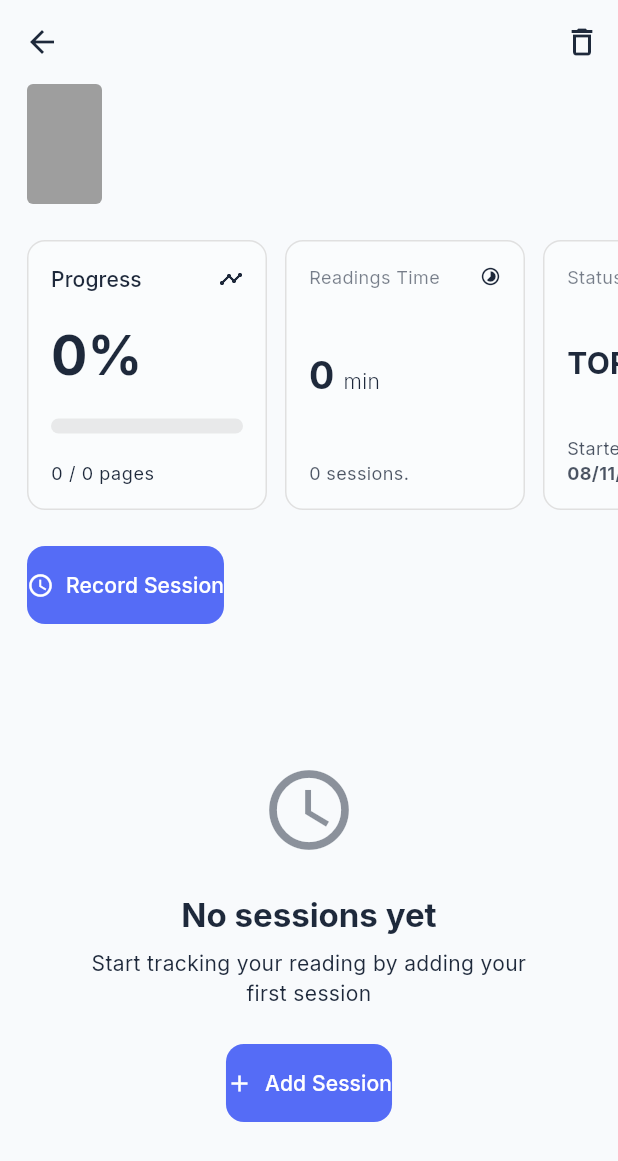
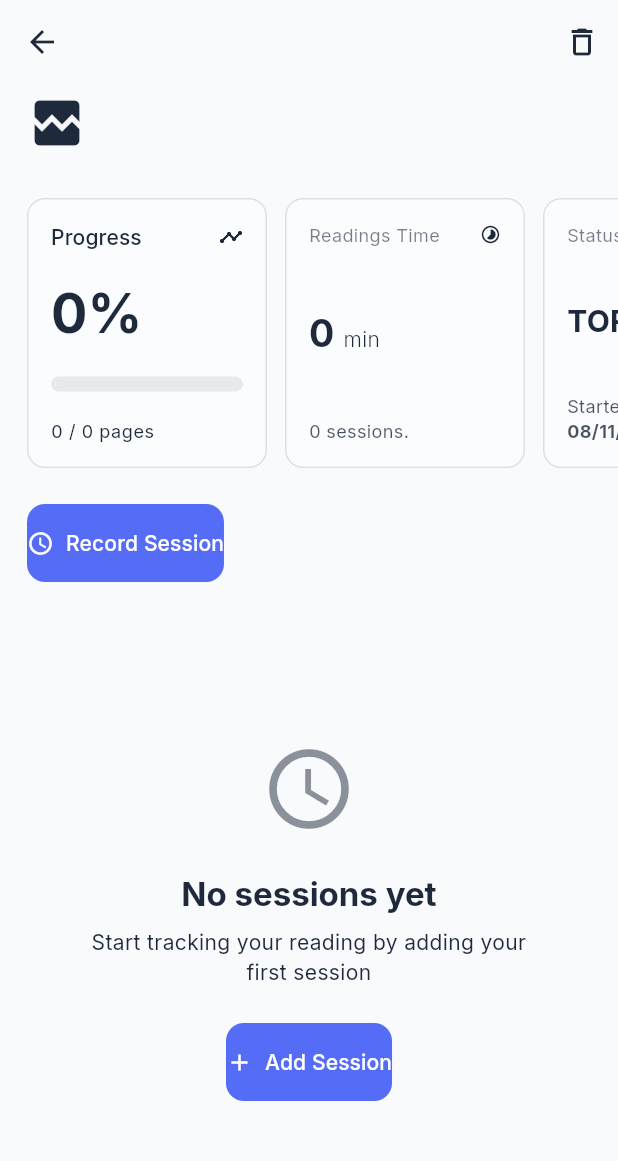
Before and after one commit to JordiiVidal/read-snap-app, a Flutter app: the _BookDetailContent screen opened directly with empty values, on a phone screen of 412 x 824 dp. Shown: the top 1161 px of the screen. Run offline on Flutter 3.47's test engine with Material 3 defaults, Android fonts, the phone set to English and light mode, and no system bars; our stand-ins replace flutter_riverpod, freezed_annotation, google_fonts, sqflite; accounts and stored records are empty; network calls fail; statements that could not run were skipped.

Commit message:
Integrate images book

```diff
--- a/lib/features/book/presentation/pages/book_list_page.dart
+++ b/lib/features/book/presentation/pages/book_list_page.dart
@@ -42,7 +42,11 @@ class BookListPage extends StatelessWidget {
               title: 'Your library',
               subtitle: 'All your saved books',
               actionWidget: IconButton.filled(
-                icon: const Icon(Icons.add, size: 18),
+                icon: Icon(
+                  Icons.add,
+                  size: 18,
+                  color: Theme.of(context).colorScheme.onPrimary,
+                ),
                 onPressed: () => _navigateToCreate(context),
               ),
             ),
--- a/lib/features/book/presentation/widgets/book_header.dart
+++ b/lib/features/book/presentation/widgets/book_header.dart
@@ -1,6 +1,5 @@
 import 'package:flutter/material.dart';
 import 'package:read_snap/features/book/domain/entities/book_entity.dart';
-import 'package:read_snap/features/book/presentation/extensions/book_ui_extensions.dart';
 
 class BookHeader extends StatelessWidget {
   final BookEntity book;
@@ -14,12 +13,16 @@ class BookHeader extends StatelessWidget {
     return Row(
       crossAxisAlignment: CrossAxisAlignment.center,
       children: [
-        Container(
-          width: 50,
-          height: 80,
-          decoration: BoxDecoration(
-            borderRadius: BorderRadius.circular(4),
-            color: book.flutterColor,
+        ClipRRect(
+          borderRadius: BorderRadius.circular(4.0),
+          child: Image.network(
+            book.imageThumbnail!,
+            fit: BoxFit.cover,
+            width: 60,
+            height: 100,
+            errorBuilder: (context, error, stackTrace) {
+              return const Icon(Icons.broken_image, size: 40);
+            },
           ),
         ),
         const SizedBox(width: 12),
```
Also changed, not shown: lib/features/book/presentation/widgets/lists/book_list_item.dart (+87 -34 lines).
